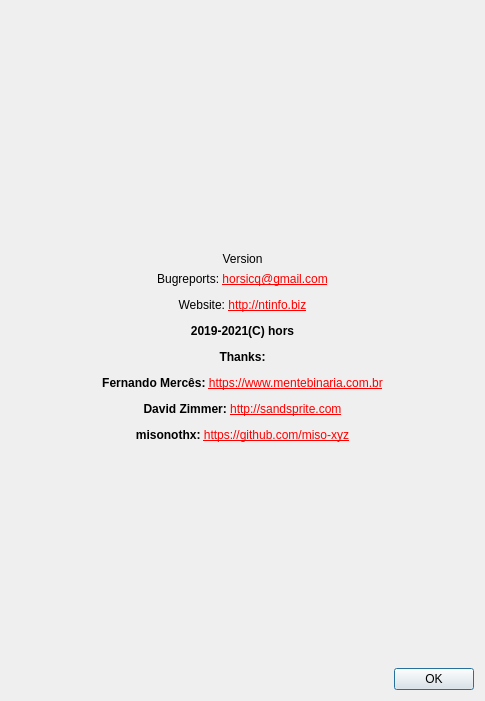
Above: gui_source/dialogabout.ui from horsicq/XPEViewer before the change. Below: the same form after it.
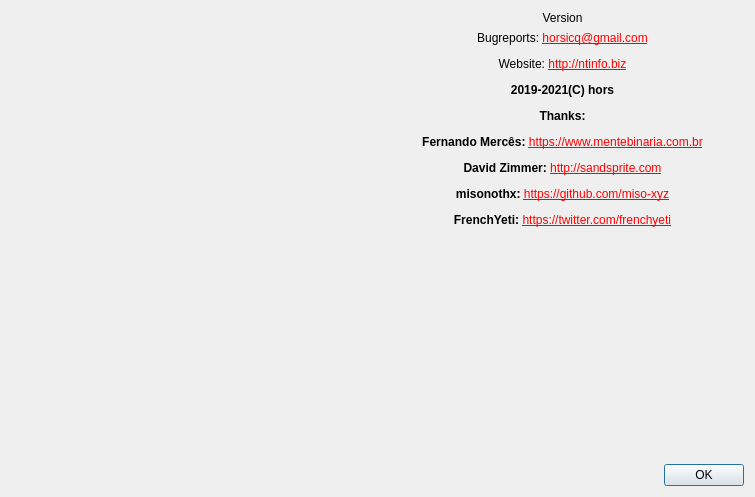
That is the form after the change. Icons and pictures are not drawn.

```diff
--- a/gui_source/dialogabout.ui
+++ b/gui_source/dialogabout.ui
@@ -9,8 +9,8 @@
    <rect>
     <x>0</x>
     <y>0</y>
-    <width>485</width>
-    <height>701</height>
+    <width>755</width>
+    <height>497</height>
    </rect>
   </property>
   <property name="windowTitle">
@@ -19,7 +19,9 @@
   <property name="modal">
    <bool>true</bool>
   </property>
-  <layout class="QVBoxLayout" name="verticalLayout">
+  <layout class="QVBoxLayout" name="verticalLayout_2">
+   <item>
+    <layout class="QHBoxLayout" name="horizontalLayout_2">
    <item>
     <widget class="QLabel" name="labelLogo">
      <property name="minimumSize">
@@ -40,6 +42,8 @@
     </widget>
    </item>
    <item>
+      <layout class="QVBoxLayout" name="verticalLayout">
+       <item>
     <widget class="QLabel" name="labelVersion">
      <property name="text">
       <string notr="true">Version</string>
@@ -52,7 +56,7 @@
    <item>
     <widget class="QLabel" name="labelInfo">
      <property name="text">
-      <string notr="true">&lt;html&gt;&lt;head/&gt;&lt;body&gt;&lt;p align=&quot;center&quot;&gt;Bugreports: &lt;a href=&quot;mailto:horsicq@gmail.com&quot;&gt;&lt;span style=&quot; text-decoration: underline; color:#ff0000;&quot;&gt;horsicq@gmail.com&lt;/span&gt;&lt;/a&gt;&lt;/p&gt;&lt;p align=&quot;center&quot;&gt;Website: &lt;a href=&quot;http://ntinfo.biz&quot;&gt;&lt;span style=&quot; text-decoration: underline; color:#ff0000;&quot;&gt;http://ntinfo.biz&lt;/span&gt;&lt;/a&gt;&lt;/p&gt;&lt;p align=&quot;center&quot;&gt;&lt;span style=&quot; font-weight:600;&quot;&gt;2019-2021(C) hors&lt;/span&gt;&lt;/p&gt;&lt;p align=&quot;center&quot;&gt;&lt;span style=&quot; font-weight:600;&quot;&gt;Thanks:&lt;/span&gt;&lt;/p&gt;&lt;p align=&quot;center&quot;&gt;&lt;span style=&quot; font-weight:600;&quot;&gt;Fernando Mercês: &lt;/span&gt;&lt;a href=&quot;https://www.mentebinaria.com.br/&quot;&gt;&lt;span style=&quot; text-decoration: underline; color:#ff0000;&quot;&gt;https://www.mentebinaria.com.br&lt;/span&gt;&lt;/a&gt;&lt;/p&gt;&lt;p align=&quot;center&quot;&gt;&lt;span style=&quot; font-weight:600;&quot;&gt;David Zimmer: &lt;/span&gt;&lt;a href=&quot;http://sandsprite.com/&quot;&gt;&lt;span style=&quot; text-decoration: underline; color:#ff0000;&quot;&gt;http://sandsprite.com&lt;/span&gt;&lt;/a&gt;&lt;/p&gt;&lt;p align=&quot;center&quot;&gt;&lt;span style=&quot; font-weight:600;&quot;&gt;misonothx: &lt;/span&gt;&lt;a href=&quot;https://github.com/miso-xyz&quot;&gt;&lt;span style=&quot; text-decoration: underline; color:#ff0000;&quot;&gt;https://github.com/miso-xyz&lt;/span&gt;&lt;/a&gt;&lt;/p&gt;&lt;/body&gt;&lt;/html&gt;</string>
+          <string notr="true">&lt;html&gt;&lt;head/&gt;&lt;body&gt;&lt;p align=&quot;center&quot;&gt;Bugreports: &lt;a href=&quot;mailto:horsicq@gmail.com&quot;&gt;&lt;span style=&quot; text-decoration: underline; color:#ff0000;&quot;&gt;horsicq@gmail.com&lt;/span&gt;&lt;/a&gt;&lt;/p&gt;&lt;p align=&quot;center&quot;&gt;Website: &lt;a href=&quot;http://ntinfo.biz&quot;&gt;&lt;span style=&quot; text-decoration: underline; color:#ff0000;&quot;&gt;http://ntinfo.biz&lt;/span&gt;&lt;/a&gt;&lt;/p&gt;&lt;p align=&quot;center&quot;&gt;&lt;span style=&quot; font-weight:600;&quot;&gt;2019-2021(C) hors&lt;/span&gt;&lt;/p&gt;&lt;p align=&quot;center&quot;&gt;&lt;span style=&quot; font-weight:600;&quot;&gt;Thanks:&lt;/span&gt;&lt;/p&gt;&lt;p align=&quot;center&quot;&gt;&lt;span style=&quot; font-weight:600;&quot;&gt;Fernando Mercês: &lt;/span&gt;&lt;a href=&quot;https://www.mentebinaria.com.br/&quot;&gt;&lt;span style=&quot; text-decoration: underline; color:#ff0000;&quot;&gt;https://www.mentebinaria.com.br&lt;/span&gt;&lt;/a&gt;&lt;/p&gt;&lt;p align=&quot;center&quot;&gt;&lt;span style=&quot; font-weight:600;&quot;&gt;David Zimmer: &lt;/span&gt;&lt;a href=&quot;http://sandsprite.com/&quot;&gt;&lt;span style=&quot; text-decoration: underline; color:#ff0000;&quot;&gt;http://sandsprite.com&lt;/span&gt;&lt;/a&gt;&lt;/p&gt;&lt;p align=&quot;center&quot;&gt;&lt;span style=&quot; font-weight:600;&quot;&gt;misonothx: &lt;/span&gt;&lt;a href=&quot;https://github.com/miso-xyz&quot;&gt;&lt;span style=&quot; text-decoration: underline; color:#ff0000;&quot;&gt;https://github.com/miso-xyz&lt;/span&gt;&lt;/a&gt;&lt;/p&gt;&lt;p align=&quot;center&quot;&gt;&lt;span style=&quot; font-weight:600;&quot;&gt;FrenchYeti: &lt;/span&gt;&lt;a href=&quot;https://twitter.com/frenchyeti&quot;&gt;&lt;span style=&quot; text-decoration: underline; color:#ff0000;&quot;&gt;https://twitter.com/frenchyeti&lt;/span&gt;&lt;/a&gt;&lt;/p&gt;&lt;/body&gt;&lt;/html&gt;</string>
      </property>
      <property name="textFormat">
       <enum>Qt::AutoText</enum>
@@ -74,6 +78,10 @@
       </size>
      </property>
     </spacer>
+       </item>
+      </layout>
+     </item>
+    </layout>
    </item>
    <item>
     <layout class="QHBoxLayout" name="horizontalLayout">
```
Lines whose indentation alone changed are shown as unchanged.
